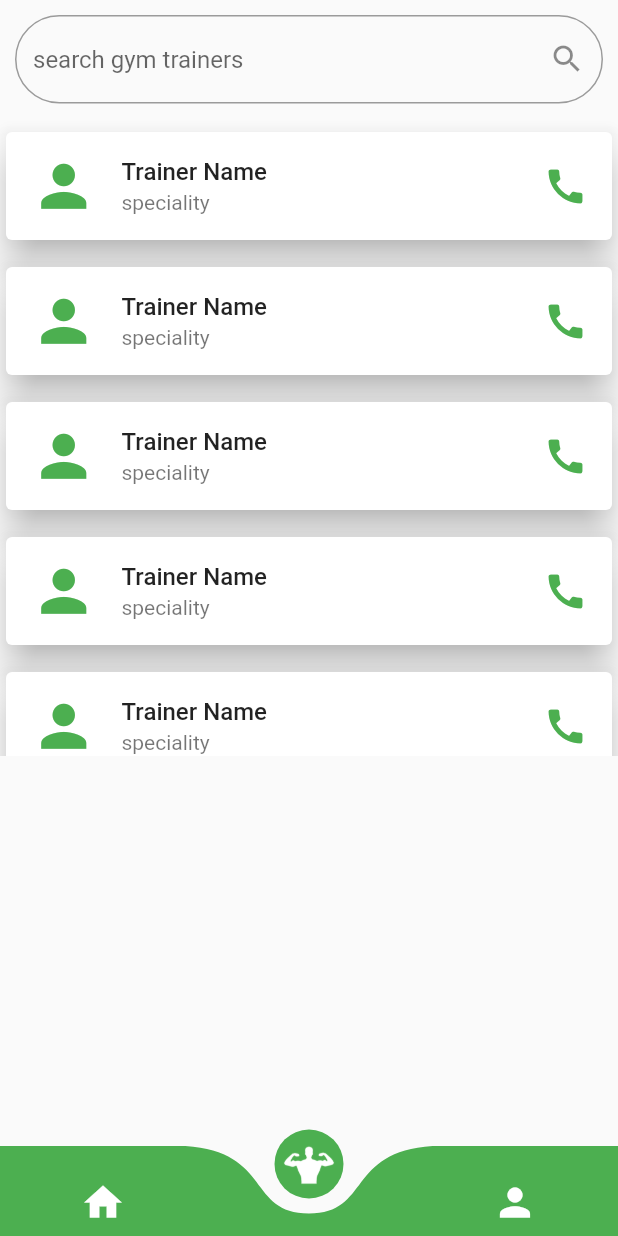
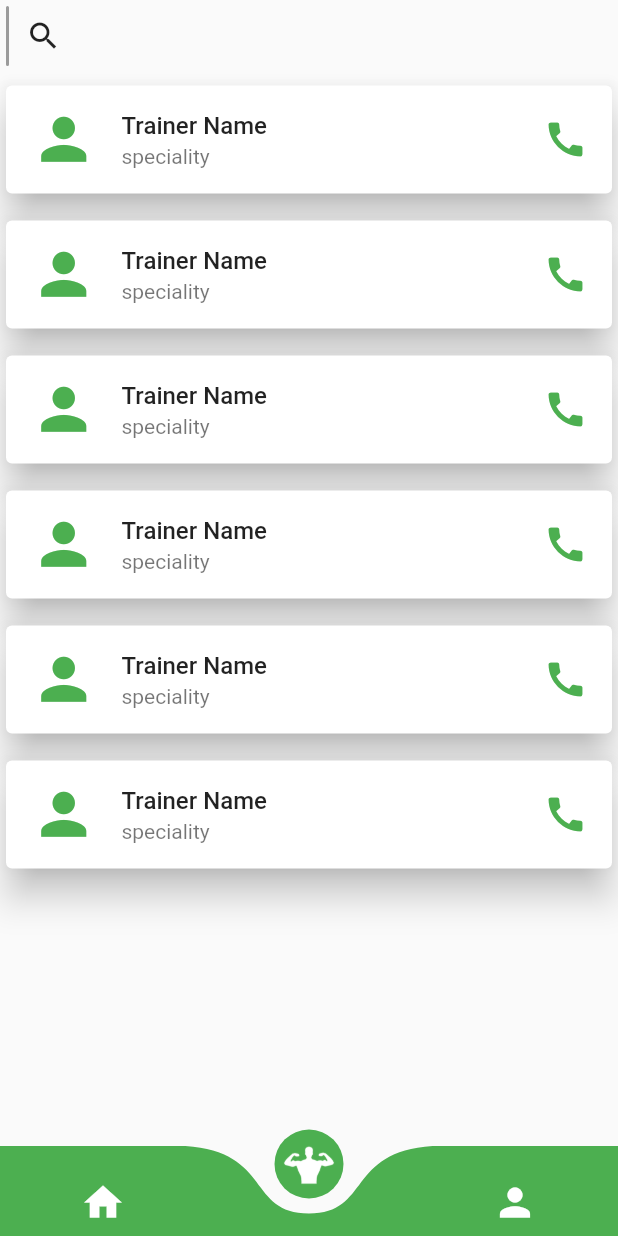
Before and after one commit to hybridhuman76/hybridhuman76, a Flutter app: the First screen opened directly, item 2 of the bottom bar chosen, on a phone screen of 412 x 824 dp. Run offline on Flutter 3.47's test engine with Material 2 defaults, Android fonts, the light colour scheme and no system bars; drawn by our look-alikes of curved_navigation_bar; our stand-ins replace adaptive_theme; network calls fail; Roboto replaces fonts that are missing (Montserrat).

Commit message:
change search bar

```diff
--- a/lib/firstscreen.dart
+++ b/lib/firstscreen.dart
@@ -1,4 +1,3 @@
-import 'package:adaptive_theme/adaptive_theme.dart';
 import 'package:curved_navigation_bar/curved_navigation_bar.dart';
 import 'package:flutter/material.dart';
 import 'package:flutter_application_1/secondscreen.dart';
--- a/lib/secondscreen.dart
+++ b/lib/secondscreen.dart
@@ -6,29 +6,63 @@ class Second extends StatefulWidget {
 }
 
 class _SecondState extends State<Second> {
+  double _width = 0;
+  bool expanded = false;
+  TextEditingController textController = TextEditingController();
   @override
   Widget build(BuildContext context) {
+    final double h = MediaQuery.of(context).size.height;
+    final double w = MediaQuery.of(context).size.width;
     return Container(
         child: SafeArea(
             child: Column(
       mainAxisAlignment: MainAxisAlignment.start,
       children: <Widget>[
+        Row(
+          children: <Widget>[
             Padding(
-          padding: EdgeInsets.all(10.0),
+              padding: EdgeInsets.only(left: 5),
+              child: AnimatedContainer(
+                // Use the properties stored in the State class.
+                // width: _width,
+                width: _width,
+                height: 40,
+
+                decoration: BoxDecoration(
+                  color: Colors.transparent,
+                ),
+                // Define how long the animation should take.
+                duration: Duration(milliseconds: 1200),
+                // Provide an optional curve to make the animation feel smoother.
+                curve: Curves.fastOutSlowIn,
                 child: TextField(
+                  textAlignVertical: TextAlignVertical.bottom,
+                  textAlign: TextAlign.start,
                   decoration: InputDecoration(
-                suffixIcon: IconButton(
-                  icon: Icon(Icons.search),
-                  onPressed: () {},
-                ),
                       hintText: "search gym trainers",
                       hintStyle: TextStyle(fontWeight: FontWeight.w400),
                       border: OutlineInputBorder(
-                    borderRadius: BorderRadius.all(Radius.circular(50)))),
+                          borderRadius: BorderRadius.all(Radius.circular(15)))),
                 ),
               ),
+            ),
+            IconButton(
+                icon: Icon(Icons.search),
+                onPressed: () {
+                  setState(() {
+                    if (expanded == false) {
+                      _width = w - 55;
+                      expanded = true;
+                    } else {
+                      _width = 0;
+                      expanded = false;
+                    }
+                  });
+                }),
+          ],
+        ),
         Container(
-          height: 425,
+          height: h - 140,
           child: SingleChildScrollView(
             child: Column(
               children: <Widget>[
--- a/lib/thirdscreen.dart
+++ b/lib/thirdscreen.dart
@@ -1,5 +1,3 @@
-import 'dart:ffi';
-
 import 'package:flutter/material.dart';
 
 class Third extends StatefulWidget {
--- a/pubspec.yaml
+++ b/pubspec.yaml
@@ -34,6 +34,7 @@ dependencies:
   curved_navigation_bar: ^0.3.7
   toggle_switch: ^0.1.9
   flutter_rating_bar: ^4.0.0
+  path_provider: ^2.0.1
 
 dev_dependencies:
   flutter_test:
```
Also changed, not shown: lib/home.dart (+77 -21 lines), pubspec.lock, 5 other files. Lines whose indentation alone changed are shown as unchanged.
